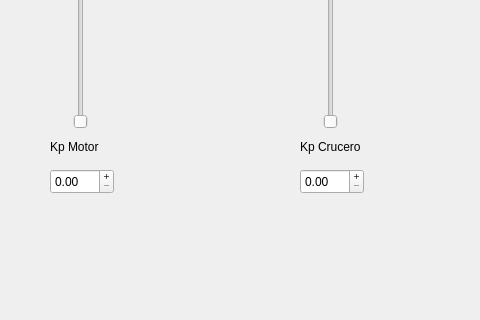
This is mainwindow.ui in rucoma00/Discr_Loops_Simulator as Qt 5 draws it before an edit; both pictures show x 0 to 480 and y 361 to 681 of the 1146 by 681 pixel window. The edited form follows.
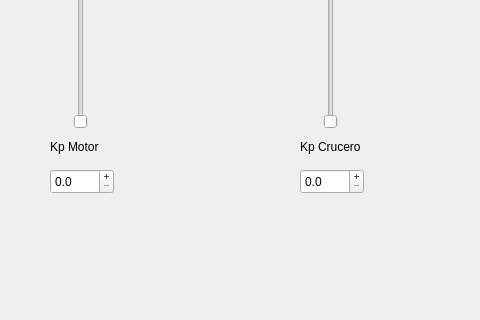
This is the edited form.

Commit message: Ajustar intervalo de los spin box de ganancia a 0,1

```diff
--- a/mainwindow.ui
+++ b/mainwindow.ui
@@ -166,6 +166,12 @@
     <property name="buttonSymbols">
      <enum>QAbstractSpinBox::PlusMinus</enum>
     </property>
+    <property name="decimals">
+     <number>1</number>
+    </property>
+    <property name="maximum">
+     <double>10.000000000000000</double>
+    </property>
     <property name="singleStep">
      <double>0.010000000000000</double>
     </property>
@@ -201,6 +207,9 @@
     <property name="buttonSymbols">
      <enum>QAbstractSpinBox::PlusMinus</enum>
     </property>
+    <property name="decimals">
+     <number>1</number>
+    </property>
     <property name="maximum">
      <double>10.000000000000000</double>
     </property>
```
Left out of the diff: 4 changed lines with no effect on the pictures.
